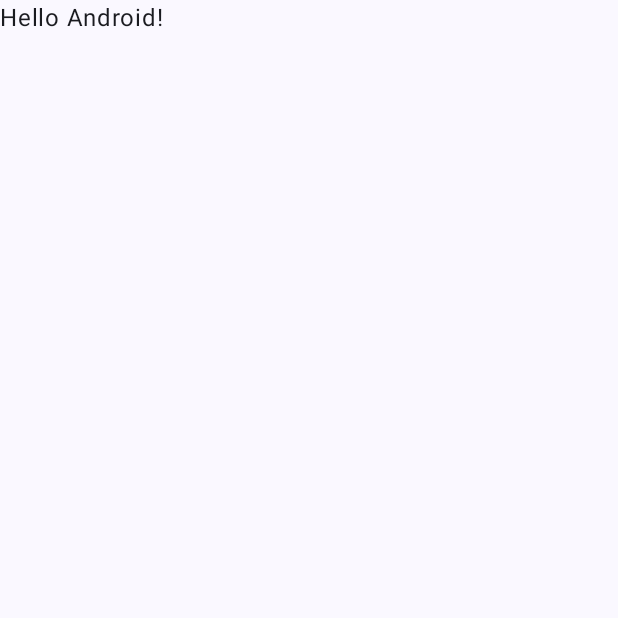
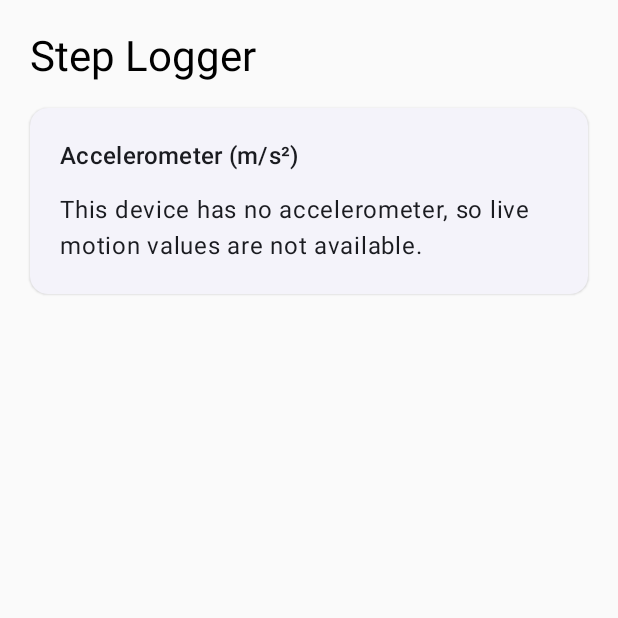
Before and after one commit to EnergeticHay/CS4720, an Android app built with Jetpack Compose: the screen it shows after launch (MainActivity), on a phone screen of 412 x 824 dp, the top half of it. Before the commit the part shown is almost empty. Run offline under Robolectric (Android 15) with nearby library versions, the phone set to English and light mode, and no system bars.

Commit message:
accelerameter screen

```diff
--- /dev/null
+++ b/StepLoggerjbz2et/app/src/main/java/edu/virginia/cs4720/steploggerjbz2et/LiveScreen.kt
@@ -0,0 +1,79 @@
+package edu.virginia.cs4720.steploggerjbz2et
+
+import androidx.compose.foundation.layout.Arrangement
+import androidx.compose.foundation.layout.Column
+import androidx.compose.foundation.layout.Row
+import androidx.compose.foundation.layout.fillMaxSize
+import androidx.compose.foundation.layout.fillMaxWidth
+import androidx.compose.foundation.layout.padding
+import androidx.compose.foundation.layout.safeDrawingPadding
+import androidx.compose.foundation.layout.width
+import androidx.compose.foundation.rememberScrollState
+import androidx.compose.foundation.verticalScroll
+import androidx.compose.material3.ElevatedCard
+import androidx.compose.material3.LinearProgressIndicator
+import androidx.compose.material3.MaterialTheme
+import androidx.compose.material3.Text
+import androidx.compose.runtime.Composable
+import androidx.compose.runtime.getValue
+import androidx.compose.ui.Alignment
+import androidx.compose.ui.Modifier
+import androidx.compose.ui.text.font.FontFamily
+import androidx.compose.ui.unit.dp
+import androidx.lifecycle.compose.collectAsStateWithLifecycle
+import kotlin.math.abs
+
+private const val MAX_AXIS = 20f
+
+@Composable
+fun LiveScreen(viewModel: StepViewModel) {
+    val state by viewModel.uiState.collectAsStateWithLifecycle()
+    Column(
+        modifier = Modifier
+            .fillMaxSize()
+            .safeDrawingPadding()
+            .verticalScroll(rememberScrollState())
+            .padding(20.dp),
+        verticalArrangement = Arrangement.spacedBy(16.dp)
+    ) {
+        Text("Step Logger", style = MaterialTheme.typography.headlineMedium)
+        AccelerometerCard(state)
+    }
+}
+
+@Composable
+private fun AccelerometerCard(state: StepUiState) {
+    ElevatedCard(modifier = Modifier.fillMaxWidth()) {
+        Column(
+            modifier = Modifier.padding(20.dp),
+            verticalArrangement = Arrangement.spacedBy(12.dp)
+        ) {
+            Text("Accelerometer (m/s²)", style = MaterialTheme.typography.titleMedium)
+            if (state.hasAccelerometer) {
+                AxisRow("X", state.x)
+                AxisRow("Y", state.y)
+                AxisRow("Z", state.z)
+            } else {
+                Text("This device has no accelerometer, so live motion values are not available.")
+            }
+        }
+    }
+}
+
+@Composable
+private fun AxisRow(label: String, value: Float) {
+    Row(
+        verticalAlignment = Alignment.CenterVertically,
+        horizontalArrangement = Arrangement.spacedBy(12.dp)
+    ) {
+        Text(label, style = MaterialTheme.typography.titleMedium, modifier = Modifier.width(20.dp))
+        LinearProgressIndicator(
+            progress = { (abs(value) / MAX_AXIS).coerceIn(0f, 1f) },
+            modifier = Modifier.weight(1f)
+        )
+        Text(
+            "%7.2f".format(value),
+            style = MaterialTheme.typography.bodyLarge.copy(fontFamily = FontFamily.Monospace)
+        )
+    }
+}
--- a/StepLoggerjbz2et/app/src/main/java/edu/virginia/cs4720/steploggerjbz2et/MainActivity.kt
+++ b/StepLoggerjbz2et/app/src/main/java/edu/virginia/cs4720/steploggerjbz2et/MainActivity.kt
@@ -1,47 +1,51 @@
 package edu.virginia.cs4720.steploggerjbz2et
 
+import android.hardware.Sensor
+import android.hardware.SensorEvent
+import android.hardware.SensorEventListener
+import android.hardware.SensorManager
 import android.os.Bundle
 import androidx.activity.ComponentActivity
 import androidx.activity.compose.setContent
 import androidx.activity.enableEdgeToEdge
-import androidx.compose.foundation.layout.fillMaxSize
-import androidx.compose.foundation.layout.padding
-import androidx.compose.material3.Scaffold
-import androidx.compose.material3.Text
-import androidx.compose.runtime.Composable
-import androidx.compose.ui.Modifier
-import androidx.compose.ui.tooling.preview.Preview
+import androidx.activity.viewModels
 import edu.virginia.cs4720.steploggerjbz2et.ui.theme.StepLoggerjbz2etTheme
 
-class MainActivity : ComponentActivity() {
+class MainActivity : ComponentActivity(), SensorEventListener {
+    private val viewModel: StepViewModel by viewModels()
+    private lateinit var sensorManager: SensorManager
+    private var accelerometer: Sensor? = null
+
     override fun onCreate(savedInstanceState: Bundle?) {
         super.onCreate(savedInstanceState)
+        sensorManager = getSystemService(SensorManager::class.java)
+        accelerometer = sensorManager.getDefaultSensor(Sensor.TYPE_ACCELEROMETER)
+        viewModel.setHasAccelerometer(accelerometer != null)
         enableEdgeToEdge()
         setContent {
             StepLoggerjbz2etTheme {
-                Scaffold(modifier = Modifier.fillMaxSize()) { innerPadding ->
-                    Greeting(
-                        name = "Android",
-                        modifier = Modifier.padding(innerPadding)
-                    )
-                }
+                LiveScreen(viewModel)
             }
         }
     }
+
+    override fun onResume() {
+        super.onResume()
+        accelerometer?.let {
+            sensorManager.registerListener(this, it, SensorManager.SENSOR_DELAY_GAME)
+        }
+    }
+
+    override fun onPause() {
+        super.onPause()
+        sensorManager.unregisterListener(this)
+    }
+
+    override fun onSensorChanged(event: SensorEvent) {
+        if (event.sensor.type == Sensor.TYPE_ACCELEROMETER) {
+            viewModel.onAccelerometer(event.values[0], event.values[1], event.values[2], event.timestamp)
+        }
+    }
+
+    override fun onAccuracyChanged(sensor: Sensor?, accuracy: Int) {}
 }
-
-@Composable
-fun Greeting(name: String, modifier: Modifier = Modifier) {
-    Text(
-        text = "Hello $name!",
-        modifier = modifier
-    )
-}
-
-@Preview(showBackground = true)
-@Composable
-fun GreetingPreview() {
-    StepLoggerjbz2etTheme {
-        Greeting("Android")
-    }
-}
--- /dev/null
+++ b/StepLoggerjbz2et/app/src/main/java/edu/virginia/cs4720/steploggerjbz2et/StepViewModel.kt
@@ -0,0 +1,35 @@
+package edu.virginia.cs4720.steploggerjbz2et
+
+import androidx.lifecycle.ViewModel
+import kotlinx.coroutines.flow.MutableStateFlow
+import kotlinx.coroutines.flow.StateFlow
+import kotlinx.coroutines.flow.asStateFlow
+import kotlinx.coroutines.flow.update
+
+data class StepUiState(
+    val x: Float = 0f,
+    val y: Float = 0f,
+    val z: Float = 0f,
+    val hasAccelerometer: Boolean = true
+)
+
+class StepViewModel : ViewModel() {
+    private val _uiState = MutableStateFlow(StepUiState())
+    val uiState: StateFlow<StepUiState> = _uiState.asStateFlow()
+
+    private var lastUiUpdateNanos = 0L
+
+    fun setHasAccelerometer(has: Boolean) {
+        _uiState.update { it.copy(hasAccelerometer = has) }
+    }
+
+    fun onAccelerometer(x: Float, y: Float, z: Float, timestampNanos: Long) {
+        if (timestampNanos - lastUiUpdateNanos < UI_INTERVAL_NANOS) return
+        lastUiUpdateNanos = timestampNanos
+        _uiState.update { it.copy(x = x, y = y, z = z) }
+    }
+
+    companion object {
+        private const val UI_INTERVAL_NANOS = 100_000_000L
+    }
+}
```
